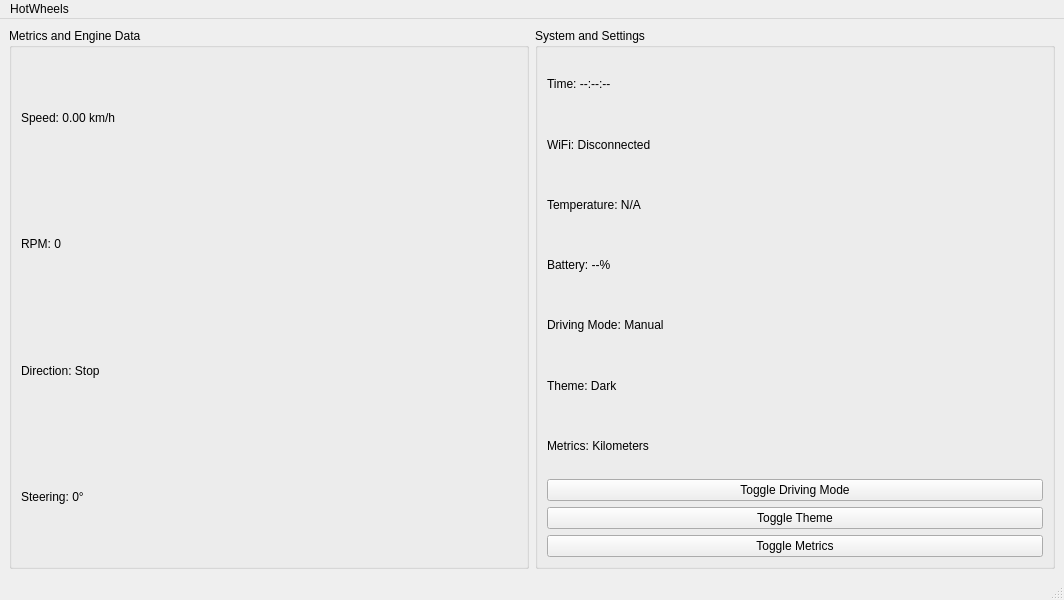
Before: the Qt Designer form app/forms/CarManager.ui in SEAME-pt/2024-2025-HotWheels, drawn with Qt 5.
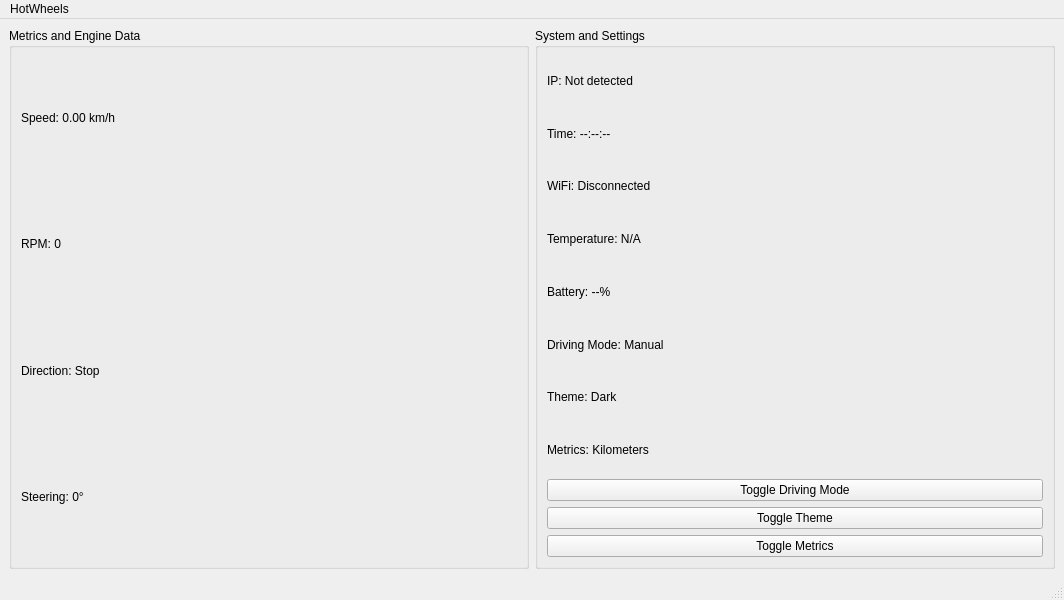
After: the same form once the commit is applied.

Commit message: Added ip address and day of the week

What changed in the file:
```diff
--- a/app/forms/CarManager.ui
+++ b/app/forms/CarManager.ui
@@ -58,6 +58,13 @@
        <string>System and Settings</string>
       </property>
       <layout class="QVBoxLayout" name="verticalLayout_2">
+      <item>
+        <widget class="QLabel" name="ipAddressLabel">
+         <property name="text">
+          <string>IP: Not detected</string>
+         </property>
+        </widget>
+       </item>
        <item>
         <widget class="QLabel" name="timeLabel">
          <property name="text">
```
The commit also changes 8 other files.
